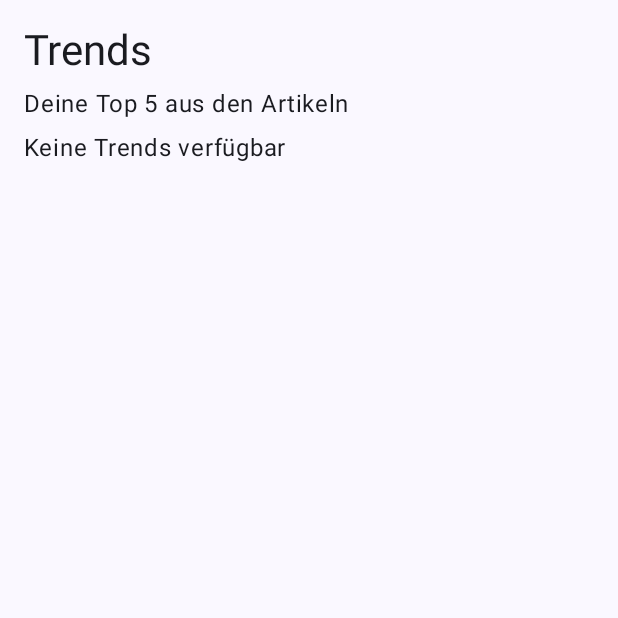
After one commit to atipurde/atfivenine, an Android app built with Jetpack Compose: the composable TrendsScreen called with empty values, on a phone screen of 412 x 824 dp, the top half of it. The commit adds this screen. Run offline under Robolectric (Android 15) with nearby library versions, the phone set to English and light mode, and no system bars.

Commit message:
feat: adds trends screen and tab navigation

```diff
--- /dev/null
+++ b/android/app/src/main/java/io/github/atipurde/devradar/ui/trends/TrendsScreen.kt
@@ -0,0 +1,65 @@
+package io.github.atipurde.devradar.ui.trends
+
+import androidx.compose.foundation.layout.Arrangement
+import androidx.compose.foundation.layout.PaddingValues
+import androidx.compose.foundation.layout.fillMaxSize
+import androidx.compose.foundation.lazy.LazyColumn
+import androidx.compose.foundation.lazy.itemsIndexed
+import androidx.compose.material3.ListItem
+import androidx.compose.material3.MaterialTheme
+import androidx.compose.material3.Text
+import androidx.compose.runtime.Composable
+import androidx.compose.ui.Modifier
+import androidx.compose.ui.unit.dp
+import io.github.atipurde.devradar.domain.trends.TagTrend
+
+
+
+@Composable
+fun TrendsScreen(
+    trends: List<TagTrend>,
+    modifier: Modifier = Modifier
+) {
+    LazyColumn(
+        modifier = modifier.fillMaxSize(),
+        contentPadding = PaddingValues(16.dp),
+        verticalArrangement = Arrangement.spacedBy(8.dp)
+    ) {
+        item {
+            Text(
+                text = "Trends",
+                style = MaterialTheme.typography.headlineMedium
+            )
+        }
+
+        item {
+            Text(
+                text = "Deine Top 5 aus den Artikeln",
+                style = MaterialTheme.typography.bodyLarge
+            )
+        }
+
+        if (trends.isEmpty()) {
+            item {
+                Text(text = "Keine Trends verfügbar")
+            }
+        }
+
+        itemsIndexed(
+            items = trends,
+            key = { _, trend -> trend.tag }
+        ) { index, trend ->
+            ListItem(
+                headlineContent = {
+                    Text(text = trend.tag)
+                },
+                leadingContent = {
+                    Text(text = "${index + 1}.")
+                },
+                trailingContent = {
+                    Text(text = "${trend.articleCount} Artikel")
+                }
+            )
+        }
+    }
+}
```
Also changed, not shown: android/app/src/main/java/io/github/atipurde/devradar/MainActivity.kt (+34 -1 lines).
